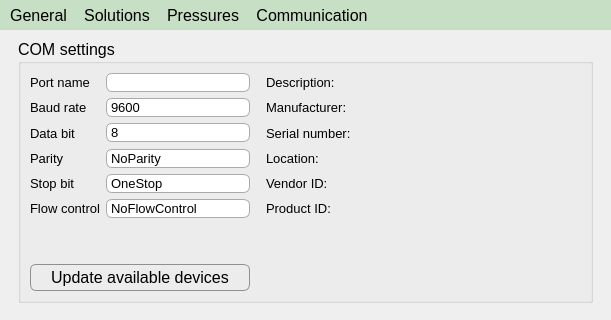
Before: the Qt Designer form apps/Lab-on-a-tip/tools.ui in bellonemauro/Labonatip2.0, drawn with Qt 5; both pictures show x 0 to 611 and y 0 to 320 of the 611 by 610 pixel window.
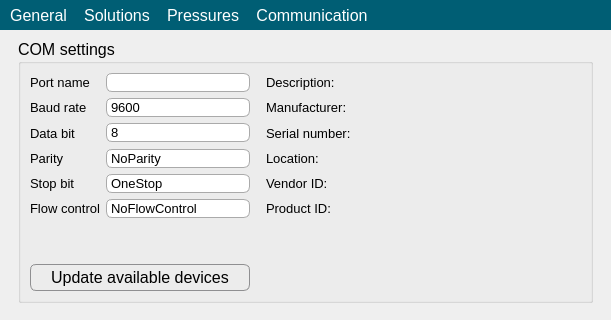
After: the same form once the commit is applied. Icons and pictures are not drawn.

Diff of the .ui file:
```diff
--- a/apps/Lab-on-a-tip/tools.ui
+++ b/apps/Lab-on-a-tip/tools.ui
@@ -15,20 +15,23 @@
   </property>
   <property name="styleSheet">
    <string notr="true">QToolButton:!hover {
-background-color:rgb(199, 223, 197);
+background-color:rgb(0, 94, 116);
+color:rgb(255,255,255);
 font-size: 16px;
+font-weigth: 900;
 }
 QToolButton:hover {
      background-color: rgb(199, 223, 197);
  }
 
 QToolBar {
-background-color:rgb(199, 223, 197);
+background-color:rgb(0, 94, 116);
+color:rgb(255,255,255);
 font-size: 16px;
+font-weigth: 900;
 border:0;
 }
 
-
 QCheckBox {
     background-color: transparent;
     color: black;
```
Left out of the diff: 4 changed lines with no effect on the pictures.
